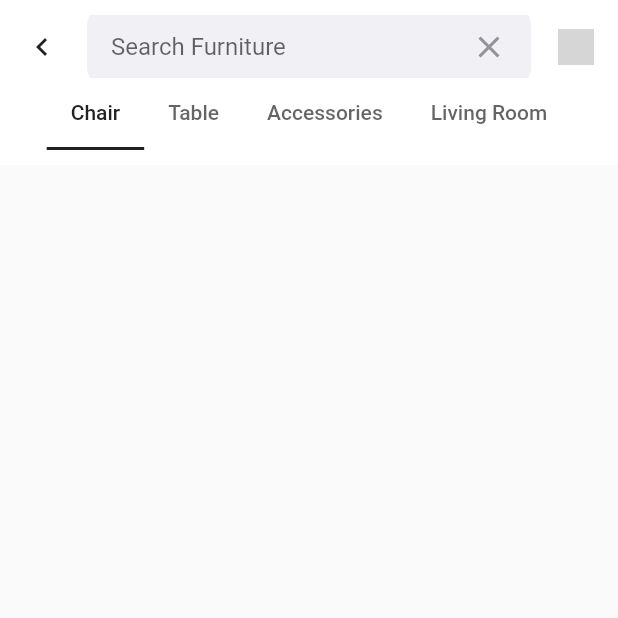
After one commit to aldanrp/UiFurnitureApp, a Flutter app: the SearchResultPage screen opened by its route, on a phone screen of 412 x 824 dp, the top half of it. The commit adds this screen. Run offline on Flutter 3.47's test engine with Material 2 defaults, Android fonts, the phone set to English and light mode, and no system bars; our stand-ins replace animate_do, carousel_slider, fluttertoast, google_fonts; grey boxes are pictures that could not be loaded.

Commit message:
Update SearchPage

```diff
--- a/lib/UI/pages/home_page.dart
+++ b/lib/UI/pages/home_page.dart
@@ -59,7 +59,11 @@ class _HomePageState extends State<HomePage> {
             //* SEARCHBAR
             GestureDetector(
               onTap: () {
-                Navigator.pushNamed(context, '/search');
+                Navigator.pushNamed(
+                  context,
+                  '/home',
+                  arguments: 1,
+                );
               },
               child: Container(
                 height: 56,
--- a/lib/UI/pages/pages.dart
+++ b/lib/UI/pages/pages.dart
@@ -18,3 +18,4 @@ part 'home_page.dart';
 part 'profile_page.dart';
 part 'wishlist_page.dart';
 part 'search_page.dart';
+part 'search_result_page.dart';
--- a/lib/UI/pages/search_page.dart
+++ b/lib/UI/pages/search_page.dart
@@ -33,6 +33,10 @@ class SearchPage extends StatelessWidget {
                     children: [
                       Expanded(
                         child: TextFormField(
+                          textInputAction: TextInputAction.go,
+                          onFieldSubmitted: (value) {
+                            Navigator.pushNamed(context, '/search-result');
+                          },
                           decoration: const InputDecoration.collapsed(
                             hintText: "Search Furniture",
                           ),
--- /dev/null
+++ b/lib/UI/pages/search_result_page.dart
@@ -0,0 +1,106 @@
+part of 'pages.dart';
+
+class SearchResultPage extends StatelessWidget {
+  const SearchResultPage({Key? key}) : super(key: key);
+
+  @override
+  Widget build(BuildContext context) {
+    return Scaffold(
+      body: SafeArea(
+        child: SizedBox(
+          height: MediaQuery.of(context).size.height,
+          width: MediaQuery.of(context).size.width,
+          child: Column(
+            children: [
+              DefaultTabController(
+                length: 4,
+                child: Container(
+                  width: double.infinity,
+                  height: 110,
+                  padding: const EdgeInsets.symmetric(
+                    vertical: 10,
+                  ),
+                  color: kWhiteColor,
+                  child: AppBar(
+                    backgroundColor: kWhiteColor.withOpacity(0),
+                    automaticallyImplyLeading: false,
+                    elevation: 0,
+                    title: Row(
+                      children: [
+                        Icon(
+                          Icons.chevron_left,
+                          color: kBlackColor,
+                        ),
+                        const SizedBox(
+                          width: 18,
+                        ),
+                        Expanded(
+                          child: Container(
+                            padding: const EdgeInsets.all(16),
+                            decoration: BoxDecoration(
+                              color: kWhiteGreyColor,
+                              borderRadius: BorderRadius.circular(14),
+                            ),
+                            child: Row(
+                              children: [
+                                Expanded(
+                                  child: TextFormField(
+                                    textInputAction: TextInputAction.go,
+                                    onFieldSubmitted: (value) {
+                                      Navigator.pushNamed(
+                                          context, '/search-result');
+                                    },
+                                    decoration: const InputDecoration.collapsed(
+                                      hintText: "Search Furniture",
+                                    ),
+                                  ),
+                                ),
+                                const SizedBox(
+                                  width: 10,
+                                ),
+                                Icon(
+                                  Icons.close,
+                                  color: kGreyColor,
+                                ),
+                              ],
+                            ),
+                          ),
+                        ),
+                        const SizedBox(
+                          width: 18,
+                        ),
+                        Image.asset(
+                          'assets/icon_filter.png',
+                          width: 24,
+                        )
+                      ],
+                    ),
+                    bottom: TabBar(
+                      indicatorColor: kBlackColor,
+                      labelColor: kBlackColor,
+                      isScrollable: true,
+                      tabs: const [
+                        Tab(
+                          text: "Chair",
+                        ),
+                        Tab(
+                          text: "Table",
+                        ),
+                        Tab(
+                          text: "Accessories",
+                        ),
+                        Tab(
+                          text: "Living Room",
+                        ),
+                      ],
+                    ),
+                  ),
+                ),
+              ),
+            ],
+          ),
+        ),
+      ),
+    );
+  }
+}
--- a/lib/UI/pages/signinpage.dart
+++ b/lib/UI/pages/signinpage.dart
@@ -180,7 +180,11 @@ class _SignInState extends State<SignIn> {
                 gravity: ToastGravity.BOTTOM,
               );
             } else {
-              Navigator.pushNamed(context, '/home');
+              Navigator.pushNamed(
+                context,
+                '/home',
+                arguments: 0,
+              );
             }
           });
         },
```
Also changed, not shown: lib/UI/pages/mypages.dart (+23 -11 lines), lib/main.dart (+12 -1 lines).
